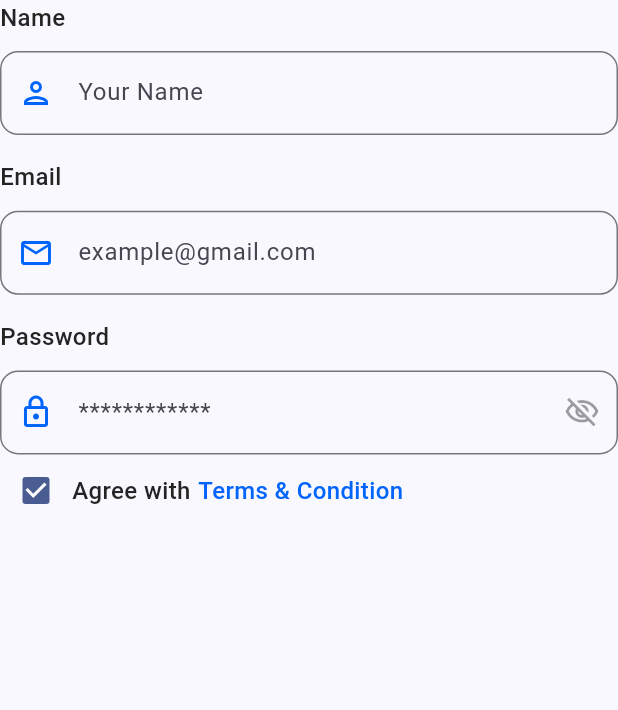
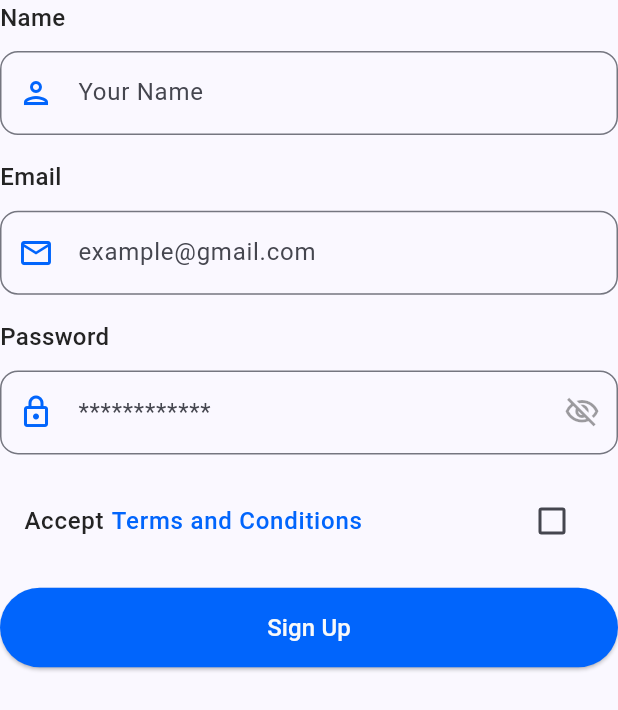
Before and after one commit to CodeWithCrescent/Flutter-DocFinder-App, a Flutter app: the RegisterForm widget shown alone on an empty page, opened directly, on a phone screen of 412 x 824 dp. Shown: the top 710 px of the screen. Run offline on Flutter 3.47's test engine with Material 3 defaults, Android fonts, the phone set to English and light mode, and no system bars; our stand-ins replace awesome_bottom_bar, flutter_onboarding_slider, flutter_switch, hexcolor, pinput.

Commit message:
App Updates

```diff
--- a/lib/widgets/register_form.dart
+++ b/lib/widgets/register_form.dart
@@ -1,4 +1,5 @@
 import 'package:doc_finder/constants/colors.dart';
+import 'package:doc_finder/widgets/submit_button.dart';
 import 'package:flutter/material.dart';
 
 class RegisterForm extends StatefulWidget {
@@ -13,74 +14,52 @@ class _RegisterFormState extends State<RegisterForm> {
   final _emailController = TextEditingController();
   final _nameController = TextEditingController();
   final _passController = TextEditingController();
-  bool _obsecurePass = true;
+  bool _obscurePass = true;
+  bool _agreedTermsAndConditions = false;
 
   @override
   Widget build(BuildContext context) {
     return Form(
       key: _formKey,
       child: Column(
+        crossAxisAlignment: CrossAxisAlignment.start,
         children: [
-          Row(
-            mainAxisAlignment: MainAxisAlignment.start,
-            children: [
-              Text(
-                'Name',
-                style: TextStyle(
-                  color: GlobalColor.black,
-                  fontSize: 16,
-                  fontWeight: FontWeight.w500,
-                ),
-              ),
-            ],
-          ),
-          SizedBox(height: MediaQuery.of(context).size.height / 75),
-          TextFormField(
+          // Name Field
+          _buildInputField(
+            label: 'Name',
             controller: _nameController,
             keyboardType: TextInputType.name,
-            cursorColor: GlobalColor.primary,
-            decoration: InputDecoration(
             hintText: 'Your Name',
-              prefixIcon: const Icon(Icons.person_outlined),
-              prefixIconColor: GlobalColor.primary,
-              border: OutlineInputBorder(
-                borderRadius: BorderRadius.circular(12),
-              ),
-            ),
+            icon: Icons.person_outlined,
+            validator: (value) {
+              if (value == null || value.isEmpty) {
+                return 'Enter a valid username';
+              }
+              return null;
+            },
           ),
           SizedBox(height: MediaQuery.of(context).size.height / 50),
-          Row(
-            mainAxisAlignment: MainAxisAlignment.start,
-            children: [
-              Text(
-                'Email',
-                style: TextStyle(
-                  color: GlobalColor.black,
-                  fontSize: 16,
-                  fontWeight: FontWeight.w500,
-                ),
-              ),
-            ],
-          ),
-          SizedBox(height: MediaQuery.of(context).size.height / 75),
-          TextFormField(
+
+          // Email Field
+          _buildInputField(
+            label: 'Email',
             controller: _emailController,
             keyboardType: TextInputType.emailAddress,
-            cursorColor: GlobalColor.primary,
-            decoration: InputDecoration(
             hintText: 'example@gmail.com',
-              alignLabelWithHint: true,
-              prefixIcon: const Icon(Icons.email_outlined),
-              prefixIconColor: GlobalColor.primary,
-              border: OutlineInputBorder(
-                borderRadius: BorderRadius.circular(12),
-              ),
-            ),
+            icon: Icons.email_outlined,
+            validator: (value) {
+              if (value == null ||
+                  value.isEmpty ||
+                  !RegExp(r"^[a-zA-Z0-9._%+-]+@[a-zA-Z0-9.-]+\.[a-zA-Z]{2,}$")
+                      .hasMatch(value)) {
+                return 'Enter a valid email';
+              }
+              return null;
+            },
           ),
           SizedBox(height: MediaQuery.of(context).size.height / 50),
-          Row(
-            mainAxisAlignment: MainAxisAlignment.start,
-            children: [
+
+          // Password Field
           Text(
             'Password',
             style: TextStyle(
@@ -89,74 +68,159 @@ class _RegisterFormState extends State<RegisterForm> {
               fontWeight: FontWeight.w500,
             ),
           ),
-            ],
-          ),
           SizedBox(height: MediaQuery.of(context).size.height / 75),
           TextFormField(
             controller: _passController,
             keyboardType: TextInputType.visiblePassword,
+            obscureText: _obscurePass,
             cursorColor: GlobalColor.primary,
-            obscureText: _obsecurePass,
             decoration: InputDecoration(
               hintText: '************',
-              alignLabelWithHint: true,
-              prefixIcon: const Icon(Icons.lock_outlined),
-              prefixIconColor: GlobalColor.primary,
+              prefixIcon: Icon(Icons.lock_outlined, color: GlobalColor.primary),
+              suffixIcon: IconButton(
+                icon: Icon(
+                  _obscurePass
+                      ? Icons.visibility_off_outlined
+                      : Icons.visibility_outlined,
+                  color: _obscurePass ? GlobalColor.muted : GlobalColor.primary,
+                ),
+                onPressed: () {
+                  setState(() {
+                    _obscurePass = !_obscurePass;
+                  });
+                },
+              ),
               border: OutlineInputBorder(
                 borderRadius: BorderRadius.circular(12),
               ),
-              suffixIcon: IconButton(
-                onPressed: () {
+            ),
+            onChanged: (value) {
               setState(() {
-                    _obsecurePass = !_obsecurePass;
+                _formKey.currentState?.validate();
               });
             },
-                icon: _obsecurePass
-                    ? Icon(
-                        Icons.visibility_off_outlined,
-                        color: GlobalColor.muted,
-                      )
-                    : Icon(
-                        Icons.visibility_outlined,
+            validator: (value) {
+              if (value == null || value.isEmpty) {
+                return 'Enter a valid password';
+              }
+              return null;
+            },
+          ),
+          SizedBox(height: MediaQuery.of(context).size.height / 50),
+
+          // Terms and Conditions Checkbox
+          FormField<bool>(
+            initialValue: _agreedTermsAndConditions,
+            validator: (value) {
+              if (value == null || !value) {
+                return 'Please accept the terms and conditions to continue';
+              }
+              return null;
+            },
+            builder: (FormFieldState<bool> state) {
+              return Column(
+                crossAxisAlignment: CrossAxisAlignment.start,
+                children: [
+                  CheckboxListTile(
+                    title: Row(
+                      children: [
+                        Text(
+                          'Accept',
+                          style: TextStyle(
+                            color: GlobalColor.black,
+                            fontWeight: FontWeight.w500,
+                          ),
+                        ),
+                        const SizedBox(width: 5),
+                        Text(
+                          'Terms and Conditions',
+                          style: TextStyle(
                             color: GlobalColor.primary,
+                            fontWeight: FontWeight.w500,
+                          ),
+                        ),
+                      ],
+                    ),
+                    value: state.value,
+                    onChanged: (bool? newValue) {
+                      setState(() {
+                        _agreedTermsAndConditions = newValue ?? false;
+                        state.didChange(_agreedTermsAndConditions);
+                      });
+                    },
+                  ),
+                  if (state.hasError)
+                    Padding(
+                      padding: const EdgeInsets.only(top: 8.0),
+                      child: Text(
+                        state.errorText!,
+                        style: TextStyle(
+                          color: GlobalColor.red,
+                          fontSize: 12,
                         ),
                       ),
                     ),
-          ),
-          Row(
-            mainAxisAlignment: MainAxisAlignment.start,
-            children: [
-              Checkbox(
-                value: true,
-                onChanged: (value) {
-                  value = !value!;
+                ],
+              );
             },
           ),
-              Row(
+          SizedBox(height: MediaQuery.of(context).size.height / 50),
+
+          // Submit Button
+          AuthSubmitButton(
+            title: 'Sign Up',
+            onPressed: () {
+              if (_formKey.currentState?.validate() ?? false) {
+                _formKey.currentState?.save();
+                Navigator.of(context).pushNamed('/location-access');
+              }
+            },
+          ),
+        ],
+      ),
+    );
+  }
+
+  // Helper method to build input fields
+  Widget _buildInputField({
+    required String label,
+    required TextEditingController controller,
+    required TextInputType keyboardType,
+    required String hintText,
+    required IconData icon,
+    required String? Function(String?) validator,
+  }) {
+    return Column(
+      crossAxisAlignment: CrossAxisAlignment.start,
       children: [
         Text(
-                    'Agree with',
+          label,
           style: TextStyle(
             color: GlobalColor.black,
             fontSize: 16,
             fontWeight: FontWeight.w500,
           ),
         ),
-                  const SizedBox(width: 5),
-                  Text(
-                    'Terms & Condition',
-                    style: TextStyle(
-                      color: GlobalColor.primary,
-                      fontSize: 16,
-                      fontWeight: FontWeight.w500,
+        SizedBox(height: MediaQuery.of(context).size.height / 75),
+        TextFormField(
+          controller: controller,
+          keyboardType: keyboardType,
+          cursorColor: GlobalColor.primary,
+          decoration: InputDecoration(
+            hintText: hintText,
+            prefixIcon: Icon(icon, color: GlobalColor.primary),
+            border: OutlineInputBorder(
+              borderRadius: BorderRadius.circular(12),
             ),
           ),
-                ],
+          onChanged: (value) {
+            setState(() {
+              _formKey.currentState?.validate();
+            });
+          },
+          validator: validator,
         ),
       ],
-          ),
-        ],
-      ),
     );
   }
 }
```
Lines whose indentation alone changed are shown as unchanged.
